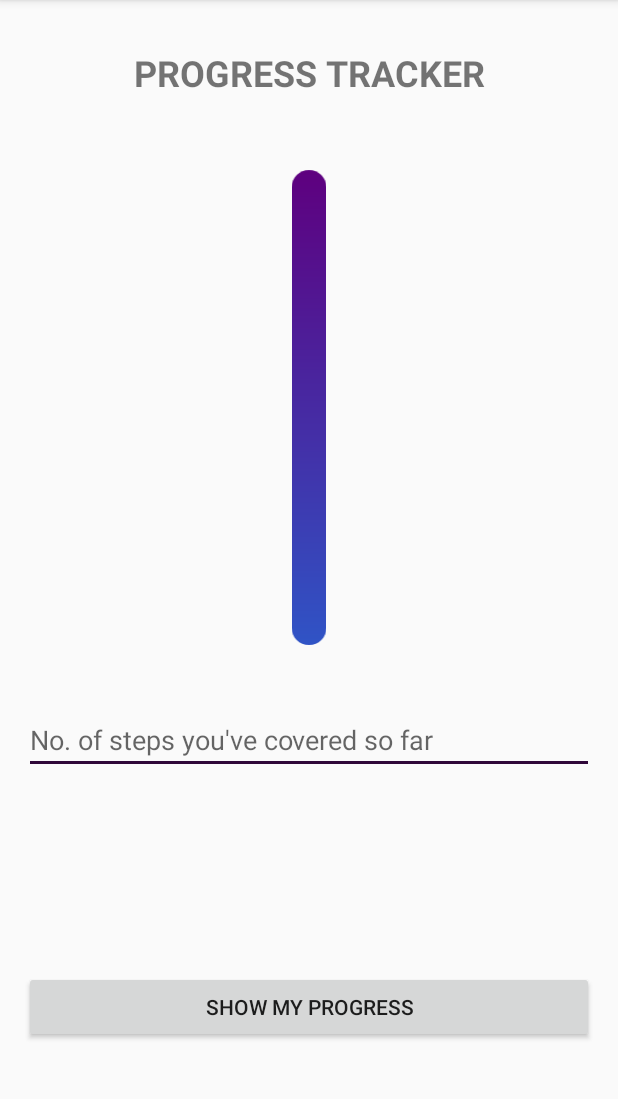
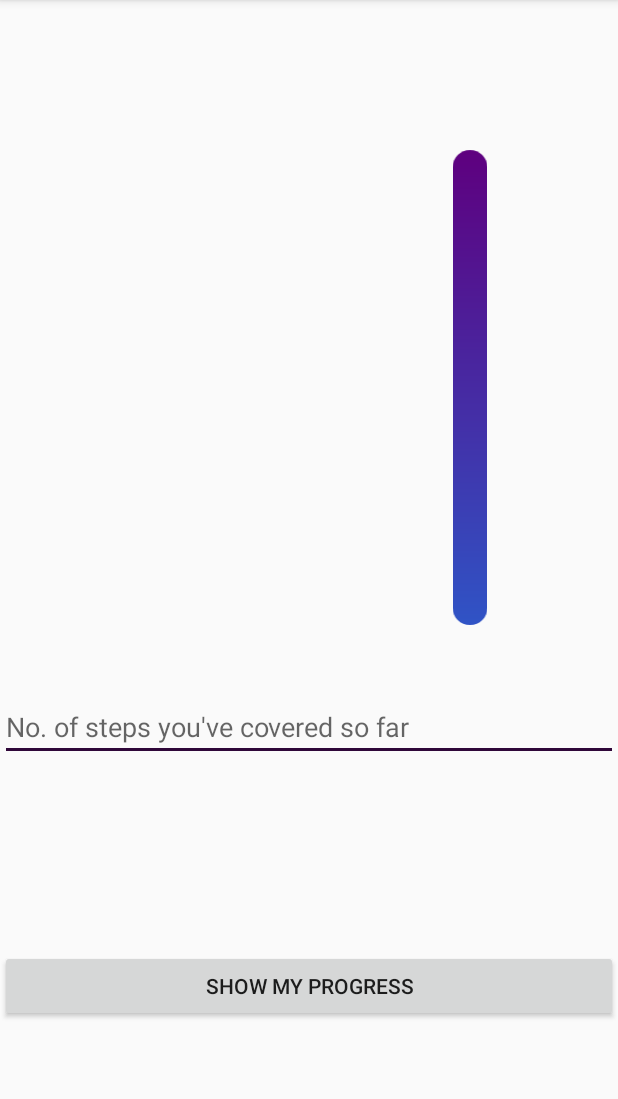
Before and after one commit to 17hardik/newSIH, an Android app: the progressTracker screen opened directly, with no data from a screen before it, on a phone screen of 412 x 824 dp, the part 84-1183 px from its top. Run offline under Robolectric (Android 15) with nearby library versions, the phone set to English and light mode, and no system bars.

```diff
--- a/app/src/main/java/com/example/sih/gov_adapter.java
+++ b/app/src/main/java/com/example/sih/gov_adapter.java
@@ -10,6 +10,7 @@ import android.view.ViewGroup;
 import android.widget.Filter;
 import android.widget.Filterable;
 import android.widget.ImageView;
+import android.widget.ListView;
 import android.widget.TextView;
 import android.widget.Toast;
 
--- a/app/src/main/java/com/example/sih/progressTracker.java
+++ b/app/src/main/java/com/example/sih/progressTracker.java
@@ -13,6 +13,8 @@ public class progressTracker extends AppCompatActivity {
 
     private EditText etPercent;
     private ClipDrawable mImageDrawable;
+
+    private int n = 7;
 
     private int mlevel = 0;
     private int fromLevel = 0;
@@ -74,7 +76,7 @@ public class progressTracker extends AppCompatActivity {
 
     public void onClickOk(View v){
 
-        int temp_level = ((Integer.parseInt(etPercent.getText().toString()))*MAX_LEVEL)/5;
+        int temp_level = ((Integer.parseInt(etPercent.getText().toString()))*MAX_LEVEL)/n;
         if (toLevel == temp_level || temp_level > MAX_LEVEL){
             return;
         }
--- a/app/src/main/java/com/example/sih/topJobsFragment.java
+++ b/app/src/main/java/com/example/sih/topJobsFragment.java
@@ -12,6 +12,7 @@ import android.view.View;
 import android.view.ViewGroup;
 import android.widget.AdapterView;
 import android.widget.ArrayAdapter;
+import android.widget.CheckBox;
 import android.widget.ImageView;
 import android.widget.ListView;
 import android.widget.SearchView;
@@ -34,7 +35,8 @@ public class topJobsFragment extends AppCompatActivity {
     int size;
     SearchView mySearchView;
     ArrayAdapter<String> arradapter;
-    DatabaseReference reff;
+    ArrayList<forID> details;
+    DatabaseReference reff, reff1;
     int j;
     ProgressDialog pd;
 
@@ -46,6 +48,7 @@ public class topJobsFragment extends AppCompatActivity {
         mySearchView =  findViewById(R.id.SearchView);
         domainsList =  findViewById(R.id.domainsList);
         arrlist = new ArrayList<>();
+        details = new ArrayList<>();
         Firebase.setAndroidContext(this);
         pd = new ProgressDialog(topJobsFragment.this);
         pd.setMessage("Loading...");
@@ -85,6 +88,14 @@ public class topJobsFragment extends AppCompatActivity {
 
                 domainsList.setAdapter(arradapter);
                 size = (int) dataSnapshot.getChildrenCount();
+
+                for (DataSnapshot dataSnapshot1 : dataSnapshot.getChildren()){
+
+                    forID id = dataSnapshot1.getValue(forID.class);
+                    details.add(id);
+
+                }
+
                 for(j=1;j<=size;j++) {
                     String i = Integer.toString(j);
                     arrlist.add(dataSnapshot.child("Category"+i).child("Category").getValue().toString());
@@ -100,13 +111,34 @@ public class topJobsFragment extends AppCompatActivity {
 
         domainsList.setOnItemClickListener(new AdapterView.OnItemClickListener() {
             @Override
-            public void onItemClick(AdapterView<?> parent, View view, int position, long id) {
+            public void onItemClick(AdapterView<?> parent, View view, int position, long i) {
                 Intent intent1 = new Intent(topJobsFragment.this, topJobs.class);
-                String pos = Integer.toString(position+1);
-                intent1.putExtra("CategoryNumber", pos);
+                String id = details.get(position).getId();
+                intent1.putExtra("CategoryNumber", id);
+                Toast.makeText(topJobsFragment.this, "" + id, Toast.LENGTH_SHORT).show();
                 startActivity(intent1);
             }
         });
 
     }
 }
+
+class forID {
+
+    private String id;
+
+    public forID() {
+    }
+
+    public forID(String id) {
+        this.id = id;
+    }
+
+    public String getId() {
+        return id;
+    }
+
+    public void setId(String id) {
+        this.id = id;
+    }
+}
--- a/app/src/main/res/drawable/ic_sih_progressbb.xml
+++ b/app/src/main/res/drawable/ic_sih_progressbb.xml
@@ -18,24 +18,24 @@
       </gradient>
     </aapt:attr>
   </path>
-  <path
+      <path
       android:pathData="M36.5,38.15m-31.15,0a31.15,31.15 0,1 1,62.3 0a31.15,31.15 0,1 1,-62.3 0"
       android:fillColor="#FF2AE4"/>
-  <path
-      android:pathData="M36.5,222.89m-31.15,0a31.15,31.15 0,1 1,62.3 0a31.15,31.15 0,1 1,-62.3 0"
-      android:fillColor="#FF2AE4"/>
-  <path
-      android:pathData="M36.5,423.54m-31.15,0a31.15,31.15 0,1 1,62.3 0a31.15,31.15 0,1 1,-62.3 0"
-      android:fillColor="#FF2AE4"/>
+<!--  <path-->
+<!--      android:pathData="M36.5,222.89m-31.15,0a31.15,31.15 0,1 1,62.3 0a31.15,31.15 0,1 1,-62.3 0"-->
+<!--      android:fillColor="#FF2AE4"/>-->
+<!--  <path-->
+<!--      android:pathData="M36.5,423.54m-31.15,0a31.15,31.15 0,1 1,62.3 0a31.15,31.15 0,1 1,-62.3 0"-->
+<!--      android:fillColor="#FF2AE4"/>-->
   <path
       android:pathData="M36.5,961.85m-31.15,0a31.15,31.15 0,1 1,62.3 0a31.15,31.15 0,1 1,-62.3 0"
       android:fillColor="#FF2AE4"/>
-  <path
-      android:pathData="M35.95,624.18m-31.15,0a31.15,31.15 0,1 1,62.3 0a31.15,31.15 0,1 1,-62.3 0"
-      android:fillColor="#FF2AE4"/>
-  <path
-      android:pathData="M35.7,821.81m-31.15,0a31.15,31.15 0,1 1,62.3 0a31.15,31.15 0,1 1,-62.3 0"
-      android:fillColor="#FF2AE4"/>
+<!--  <path-->
+<!--      android:pathData="M35.95,624.18m-31.15,0a31.15,31.15 0,1 1,62.3 0a31.15,31.15 0,1 1,-62.3 0"-->
+<!--      android:fillColor="#FF2AE4"/>-->
+<!--  <path-->
+<!--      android:pathData="M35.7,821.81m-31.15,0a31.15,31.15 0,1 1,62.3 0a31.15,31.15 0,1 1,-62.3 0"-->
+<!--      android:fillColor="#FF2AE4"/>-->
   <path
       android:pathData="M37.45,38.04m-17.87,0a17.87,17.87 0,1 1,35.74 0a17.87,17.87 0,1 1,-35.74 0"
       android:fillColor="#FF2AE4"/>
@@ -48,18 +48,18 @@
   <path
       android:pathData="M28.9,971.26c1.52,0.94 3.74,1.72 6.08,1.72c3.47,0 5.5,-1.83 5.5,-4.49c0,-2.46 -1.4,-3.86 -4.95,-5.23c-4.29,-1.52 -6.94,-3.74 -6.94,-7.45c0,-4.09 3.39,-7.14 8.5,-7.14c2.69,0 4.64,0.62 5.81,1.29l-0.94,2.77c-0.86,-0.47 -2.61,-1.25 -4.99,-1.25c-3.59,0 -4.95,2.15 -4.95,3.94c0,2.46 1.6,3.67 5.23,5.07c4.45,1.72 6.71,3.86 6.71,7.72c0,4.06 -3,7.57 -9.2,7.57c-2.54,0 -5.3,-0.74 -6.71,-1.68L28.9,971.26z"
       android:fillColor="#FFFFFF"/>
-  <path
-      android:pathData="M34.8,813.21h-0.08l-4.41,2.38l-0.66,-2.61l5.54,-2.96h2.92v25.35H34.8V813.21z"
-      android:fillColor="#FFFFFF"/>
-  <path
-      android:pathData="M27.61,637.73v-2.11l2.69,-2.61c6.47,-6.16 9.4,-9.44 9.44,-13.26c0,-2.57 -1.25,-4.95 -5.03,-4.95c-2.3,0 -4.21,1.17 -5.38,2.14l-1.09,-2.42c1.76,-1.48 4.25,-2.57 7.18,-2.57c5.46,0 7.76,3.74 7.76,7.37c0,4.68 -3.39,8.46 -8.74,13.61l-2.03,1.87v0.08h11.39v2.85H27.61z"
-      android:fillColor="#FFFFFF"/>
-  <path
-      android:pathData="M28.97,433.15c0.98,0.62 3.24,1.6 5.62,1.6c4.41,0 5.77,-2.81 5.73,-4.91c-0.04,-3.55 -3.24,-5.07 -6.55,-5.07h-1.91v-2.57h1.91c2.5,0 5.65,-1.29 5.65,-4.29c0,-2.03 -1.29,-3.82 -4.45,-3.82c-2.03,0 -3.98,0.9 -5.07,1.68l-0.9,-2.5c1.33,-0.97 3.9,-1.95 6.63,-1.95c4.99,0 7.25,2.96 7.25,6.05c0,2.61 -1.56,4.84 -4.68,5.97v0.08c3.12,0.62 5.66,2.96 5.66,6.51c0,4.06 -3.16,7.6 -9.24,7.6c-2.85,0 -5.34,-0.9 -6.59,-1.72L28.97,433.15z"
-      android:fillColor="#FFFFFF"/>
-  <path
-      android:pathData="M38.76,236.44v-6.9H26.98v-2.26l11.31,-16.19H42v15.76h3.55v2.69H42v6.9H38.76zM38.76,226.85v-8.46c0,-1.33 0.04,-2.65 0.12,-3.98h-0.12c-0.78,1.48 -1.4,2.57 -2.11,3.74l-6.2,8.62v0.08H38.76z"
-      android:fillColor="#FFFFFF"/>
+<!--  <path-->
+<!--      android:pathData="M34.8,813.21h-0.08l-4.41,2.38l-0.66,-2.61l5.54,-2.96h2.92v25.35H34.8V813.21z"-->
+<!--      android:fillColor="#FFFFFF"/>-->
+<!--  <path-->
+<!--      android:pathData="M27.61,637.73v-2.11l2.69,-2.61c6.47,-6.16 9.4,-9.44 9.44,-13.26c0,-2.57 -1.25,-4.95 -5.03,-4.95c-2.3,0 -4.21,1.17 -5.38,2.14l-1.09,-2.42c1.76,-1.48 4.25,-2.57 7.18,-2.57c5.46,0 7.76,3.74 7.76,7.37c0,4.68 -3.39,8.46 -8.74,13.61l-2.03,1.87v0.08h11.39v2.85H27.61z"-->
+<!--      android:fillColor="#FFFFFF"/>-->
+<!--  <path-->
+<!--      android:pathData="M28.97,433.15c0.98,0.62 3.24,1.6 5.62,1.6c4.41,0 5.77,-2.81 5.73,-4.91c-0.04,-3.55 -3.24,-5.07 -6.55,-5.07h-1.91v-2.57h1.91c2.5,0 5.65,-1.29 5.65,-4.29c0,-2.03 -1.29,-3.82 -4.45,-3.82c-2.03,0 -3.98,0.9 -5.07,1.68l-0.9,-2.5c1.33,-0.97 3.9,-1.95 6.63,-1.95c4.99,0 7.25,2.96 7.25,6.05c0,2.61 -1.56,4.84 -4.68,5.97v0.08c3.12,0.62 5.66,2.96 5.66,6.51c0,4.06 -3.16,7.6 -9.24,7.6c-2.85,0 -5.34,-0.9 -6.59,-1.72L28.97,433.15z"-->
+<!--      android:fillColor="#FFFFFF"/>-->
+<!--  <path-->
+<!--      android:pathData="M38.76,236.44v-6.9H26.98v-2.26l11.31,-16.19H42v15.76h3.55v2.69H42v6.9H38.76zM38.76,226.85v-8.46c0,-1.33 0.04,-2.65 0.12,-3.98h-0.12c-0.78,1.48 -1.4,2.57 -2.11,3.74l-6.2,8.62v0.08H38.76z"-->
+<!--      android:fillColor="#FFFFFF"/>-->
   <path
       android:pathData="M45.49,48.56C43.96,49.1 40.96,50 37.41,50c-3.98,0 -7.25,-1.01 -9.83,-3.47c-2.26,-2.18 -3.67,-5.69 -3.67,-9.79c0.04,-7.84 5.42,-13.57 14.24,-13.57c3.04,0 5.42,0.66 6.55,1.21l-0.82,2.77c-1.4,-0.62 -3.16,-1.13 -5.81,-1.13c-6.4,0 -10.57,3.98 -10.57,10.57c0,6.67 4.02,10.61 10.14,10.61c2.22,0 3.74,-0.31 4.52,-0.7v-7.84h-5.34v-2.73h8.66V48.56z"
       android:fillColor="#FFFFFF"/>
--- a/app/src/main/res/layout/activity_progress_tracker.xml
+++ b/app/src/main/res/layout/activity_progress_tracker.xml
@@ -4,39 +4,37 @@
     xmlns:tools="http://schemas.android.com/tools"
     android:layout_width="match_parent"
     android:layout_height="match_parent"
-    android:orientation="vertical"
-    android:paddingLeft="16dp"
-    android:paddingTop="16dp"
-    android:paddingRight="16dp"
-    android:paddingBottom="16dp"
-    tools:context=".MainActivity">
+    tools:context=".progressTracker" >
+<!--    android:orientation="horizontal"-->
 
-    <TextView
-        android:id="@+id/prog"
-        android:layout_width="wrap_content"
-        android:layout_height="wrap_content"
-        android:padding="16dp"
-        android:text="PROGRESS TRACKER"
-        android:textAlignment="center"
-        android:textSize="24sp"
-        android:textStyle="bold"
-        app:layout_constraintEnd_toEndOf="parent"
-        app:layout_constraintStart_toStartOf="parent"
-        app:layout_constraintTop_toTopOf="parent"
-        app:layout_constraintBottom_toTopOf="@id/progressBar"/>
+
+<!--    <TextView-->
+<!--        android:id="@+id/prog"-->
+<!--        android:layout_width="wrap_content"-->
+<!--        android:layout_height="wrap_content"-->
+<!--        android:padding="16dp"-->
+<!--        android:text="PROGRESS TRACKER"-->
+<!--        android:textAlignment="center"-->
+<!--        android:textSize="24sp"-->
+<!--        android:textStyle="bold"-->
+<!--        app:layout_constraintEnd_toEndOf="parent"-->
+<!--        app:layout_constraintStart_toStartOf="parent"-->
+<!--        app:layout_constraintTop_toTopOf="parent"-->
+<!--        app:layout_constraintBottom_toTopOf="@id/progressBar"/>-->
 
 
     <FrameLayout
         android:id="@+id/progressBar"
         android:layout_width="wrap_content"
-        android:layout_marginTop="16dp"
-        android:padding="16dp"
         android:layout_height="350dp"
         android:layout_gravity="center"
+        android:padding="16dp"
+        app:layout_constraintBottom_toBottomOf="parent"
         app:layout_constraintEnd_toEndOf="parent"
         app:layout_constraintStart_toStartOf="parent"
-        app:layout_constraintTop_toBottomOf="@+id/prog"
-        tools:layout_editor_absoluteY="16dp">
+        app:layout_constraintTop_toTopOf="parent"
+        app:layout_constraintHorizontal_bias="0.85"
+        app:layout_constraintVertical_bias="0.2">
 
         <ImageView
             android:id="@+id/imageView2"
@@ -56,26 +54,27 @@
         android:id="@+id/etPercent"
         android:layout_width="match_parent"
         android:layout_height="wrap_content"
-        android:layout_marginTop="24dp"
-        android:layout_weight="1"
         android:hint="No. of steps you've covered so far"
         android:inputType="number"
-        android:maxLength="3"
+        android:maxLength="1"
         app:layout_constraintEnd_toEndOf="parent"
         app:layout_constraintStart_toStartOf="parent"
-        app:layout_constraintTop_toBottomOf="@+id/progressBar" />
+        app:layout_constraintTop_toBottomOf="@+id/progressBar"
+        app:layout_constraintBottom_toBottomOf="parent"
+        app:layout_constraintVertical_bias="0.1"
+        app:layout_constraintHorizontal_bias="0.5"/>
 
     <Button
         android:id="@+id/show"
         android:layout_width="match_parent"
         android:layout_height="wrap_content"
         android:onClick="onClickOk"
-        app:layout_constraintVertical_bias="0.7"
+        app:layout_constraintVertical_bias="0.88"
         app:layout_constraintHorizontal_bias="0.5"
         android:text="show my progress"
         app:layout_constraintBottom_toBottomOf="parent"
         app:layout_constraintEnd_toEndOf="parent"
         app:layout_constraintStart_toStartOf="parent"
-        app:layout_constraintTop_toBottomOf="@+id/etPercent" />
+        app:layout_constraintTop_toTopOf="parent" />
 
 </androidx.constraintlayout.widget.ConstraintLayout>
```
